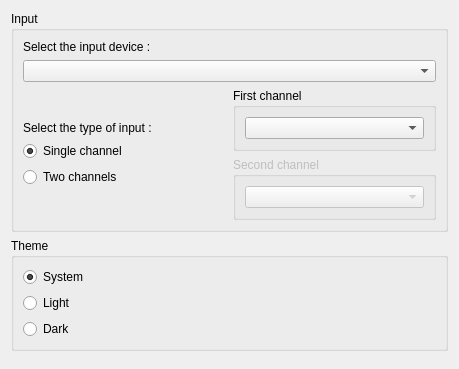
Old version of the form ui/settings.ui in the repository WillHirsch/polyfriture.
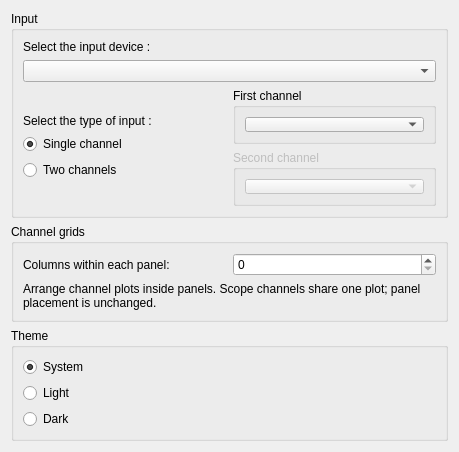
New version of the form. Icons and pictures are not drawn.

Commit message: Add shared equal-geometry channel grid

Diff of the .ui file:
```diff
--- a/ui/settings.ui
+++ b/ui/settings.ui
@@ -132,6 +132,42 @@
      </layout>
     </widget>
    </item>
+    <item>
+     <widget class="QGroupBox" name="channelGridGroup">
+      <property name="title">
+       <string>Channel grids</string>
+      </property>
+      <layout class="QVBoxLayout" name="channelGridLayout">
+       <item>
+        <layout class="QHBoxLayout" name="channelGridColumnsLayout">
+         <item>
+          <widget class="QLabel" name="label_channelGridColumns">
+           <property name="text">
+            <string>Columns within each panel:</string>
+           </property>
+           <property name="buddy">
+            <cstring>spinBox_channelGridColumns</cstring>
+           </property>
+          </widget>
+         </item>
+         <item>
+          <widget class="QSpinBox" name="spinBox_channelGridColumns"/>
+         </item>
+        </layout>
+       </item>
+       <item>
+        <widget class="QLabel" name="label_channelGridDescription">
+         <property name="text">
+          <string>Arrange channel plots inside panels. Scope channels share one plot; panel placement is unchanged.</string>
+         </property>
+         <property name="wordWrap">
+          <bool>true</bool>
+         </property>
+        </widget>
+       </item>
+      </layout>
+     </widget>
+    </item>
     <item>
      <widget class="QGroupBox" name="themeGroup">
       <property name="title">
```
The commit also changes 10 other files.
